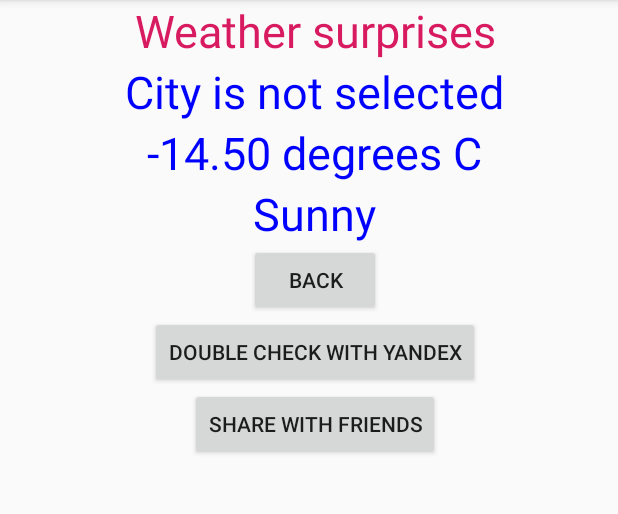
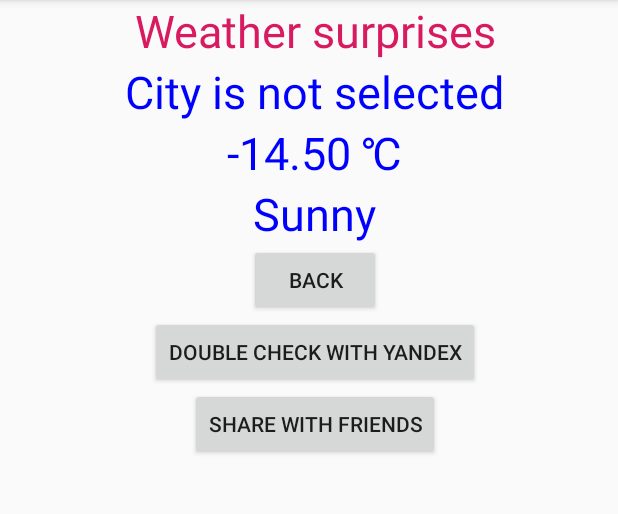
Before and after one commit to siporqueno/android1, an Android app: the SecondActivity screen opened directly, with no data from a screen before it, on a phone screen of 412 x 824 dp, the part 84-598 px from its top. Run offline under Robolectric (Android 15) with nearby library versions, the light colour scheme and no system bars.

Commit message:
Added proper degree C sign with a code \u2103 to strings

```diff
--- a/app/src/main/res/values/strings.xml
+++ b/app/src/main/res/values/strings.xml
@@ -2,7 +2,7 @@
     <string name="app_name">Attempt one</string>
     <string name="weath">Weather surprises</string>
     <string name="weather_type">Sunny</string>
-    <string name="text_degrees">%.2f degrees C</string>
+    <string name="text_degrees">%.2f \u2103</string>
     <string name="back_button_name">Back</string>
     <string name="pr">Pressure</string>
     <string name="wd">Wind speed</string>
```
Also changed, not shown: 1 other file.
